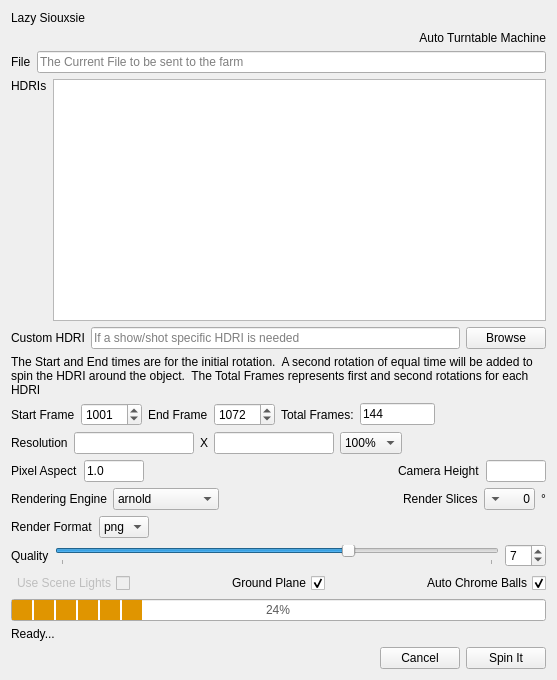
First picture: the form in v1.0.0/python/lazy_siouxsie/ui/lazy_siouxsie_ui.ui, repository SleepDeprivedVFX/lazy_siouxsie, before the edit.
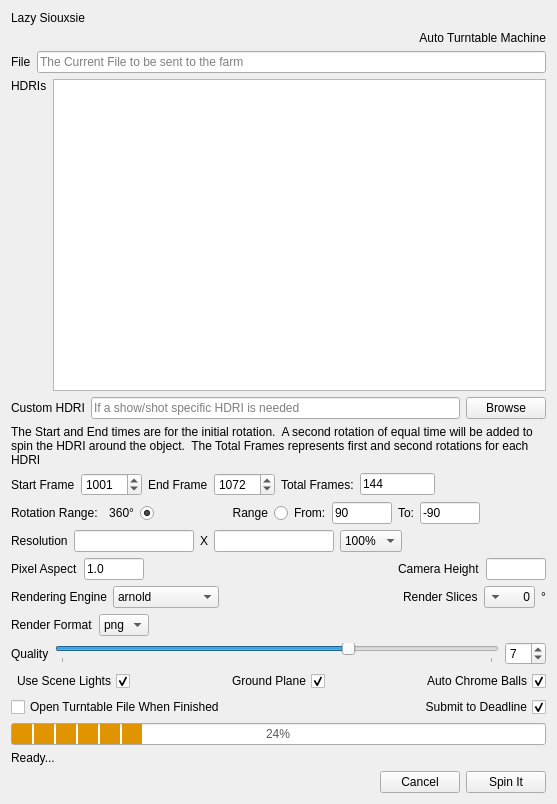
Second picture: the form after the edit.

The edit to the form file:
```diff
--- a/v1.0.0/python/lazy_siouxsie/ui/lazy_siouxsie_ui.ui
+++ b/v1.0.0/python/lazy_siouxsie/ui/lazy_siouxsie_ui.ui
@@ -7,7 +7,7 @@
     <x>0</x>
     <y>0</y>
     <width>557</width>
-    <height>680</height>
+    <height>804</height>
    </rect>
   </property>
   <property name="windowTitle">
@@ -290,6 +290,112 @@
      </item>
     </layout>
    </item>
+   <item>
+    <layout class="QHBoxLayout" name="horizontalLayout_12">
+     <item>
+      <widget class="QLabel" name="rot_range_label">
+       <property name="text">
+        <string>Rotation Range:</string>
+       </property>
+      </widget>
+     </item>
+     <item>
+      <widget class="QRadioButton" name="full_circle">
+       <property name="layoutDirection">
+        <enum>Qt::RightToLeft</enum>
+       </property>
+       <property name="text">
+        <string>360°</string>
+       </property>
+       <property name="checked">
+        <bool>true</bool>
+       </property>
+      </widget>
+     </item>
+     <item>
+      <spacer name="horizontalSpacer_10">
+       <property name="orientation">
+        <enum>Qt::Horizontal</enum>
+       </property>
+       <property name="sizeHint" stdset="0">
+        <size>
+         <width>40</width>
+         <height>20</height>
+        </size>
+       </property>
+      </spacer>
+     </item>
+     <item>
+      <widget class="QRadioButton" name="partial_circle">
+       <property name="layoutDirection">
+        <enum>Qt::RightToLeft</enum>
+       </property>
+       <property name="text">
+        <string>Range</string>
+       </property>
+      </widget>
+     </item>
+     <item>
+      <widget class="QLabel" name="from_label">
+       <property name="text">
+        <string>From:</string>
+       </property>
+       <property name="buddy">
+        <cstring>from_range</cstring>
+       </property>
+      </widget>
+     </item>
+     <item>
+      <widget class="QLineEdit" name="from_range">
+       <property name="maximumSize">
+        <size>
+         <width>60</width>
+         <height>16777215</height>
+        </size>
+       </property>
+       <property name="text">
+        <string>90</string>
+       </property>
+      </widget>
+     </item>
+     <item>
+      <widget class="QLabel" name="to_label">
+       <property name="text">
+        <string>To:</string>
+       </property>
+       <property name="buddy">
+        <cstring>to_range</cstring>
+       </property>
+      </widget>
+     </item>
+     <item>
+      <widget class="QLineEdit" name="to_range">
+       <property name="maximumSize">
+        <size>
+         <width>60</width>
+         <height>16777215</height>
+        </size>
+       </property>
+       <property name="text">
+        <string>-90</string>
+       </property>
+      </widget>
+     </item>
+     <item>
+      <spacer name="horizontalSpacer_9">
+       <property name="orientation">
+        <enum>Qt::Horizontal</enum>
+       </property>
+       <property name="sizeHint" stdset="0">
+        <size>
+         <width>40</width>
+         <height>20</height>
+        </size>
+       </property>
+      </spacer>
+     </item>
+    </layout>
+   </item>
    <item>
     <layout class="QHBoxLayout" name="horizontalLayout_6">
      <item>
@@ -926,7 +1032,7 @@
      <item>
       <widget class="QCheckBox" name="scene_lights">
        <property name="enabled">
-        <bool>false</bool>
+        <bool>true</bool>
        </property>
        <property name="toolTip">
         <string>When checked, any lights created in the scene will be rendered as one of the render passes.  Otherwise the existing lights will be ignored.</string>
@@ -941,7 +1047,7 @@
         <string>Use Scene Lights</string>
        </property>
        <property name="checked">
-        <bool>false</bool>
+        <bool>true</bool>
        </property>
       </widget>
      </item>
@@ -1017,6 +1123,30 @@
      </item>
     </layout>
    </item>
+   <item>
+    <layout class="QHBoxLayout" name="horizontalLayout_13">
+     <item>
+      <widget class="QCheckBox" name="open_turntable">
+       <property name="text">
+        <string>Open Turntable File When Finished</string>
+       </property>
+      </widget>
+     </item>
+     <item>
+      <widget class="QCheckBox" name="submit_to_deadline">
+       <property name="layoutDirection">
+        <enum>Qt::RightToLeft</enum>
+       </property>
+       <property name="text">
+        <string>Submit to Deadline</string>
+       </property>
+       <property name="checked">
+        <bool>true</bool>
+       </property>
+      </widget>
+     </item>
+    </layout>
+   </item>
    <item>
     <layout class="QVBoxLayout" name="verticalLayout">
      <item>
```
Left out of the diff: 29 changed lines with no effect on the pictures.
